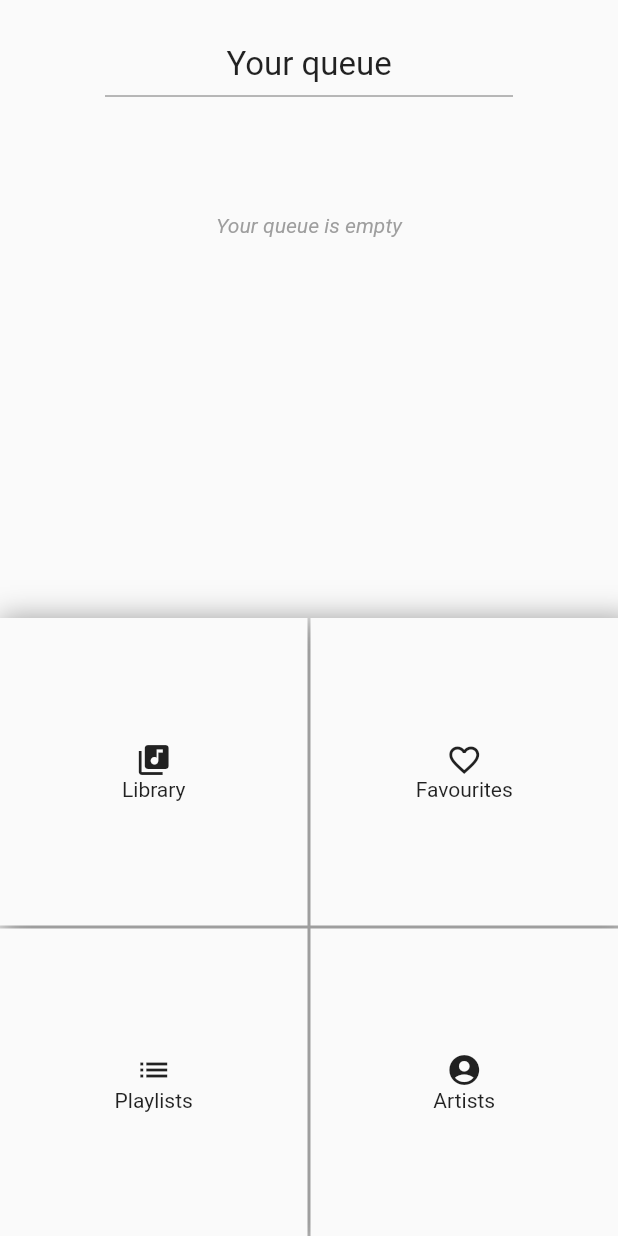
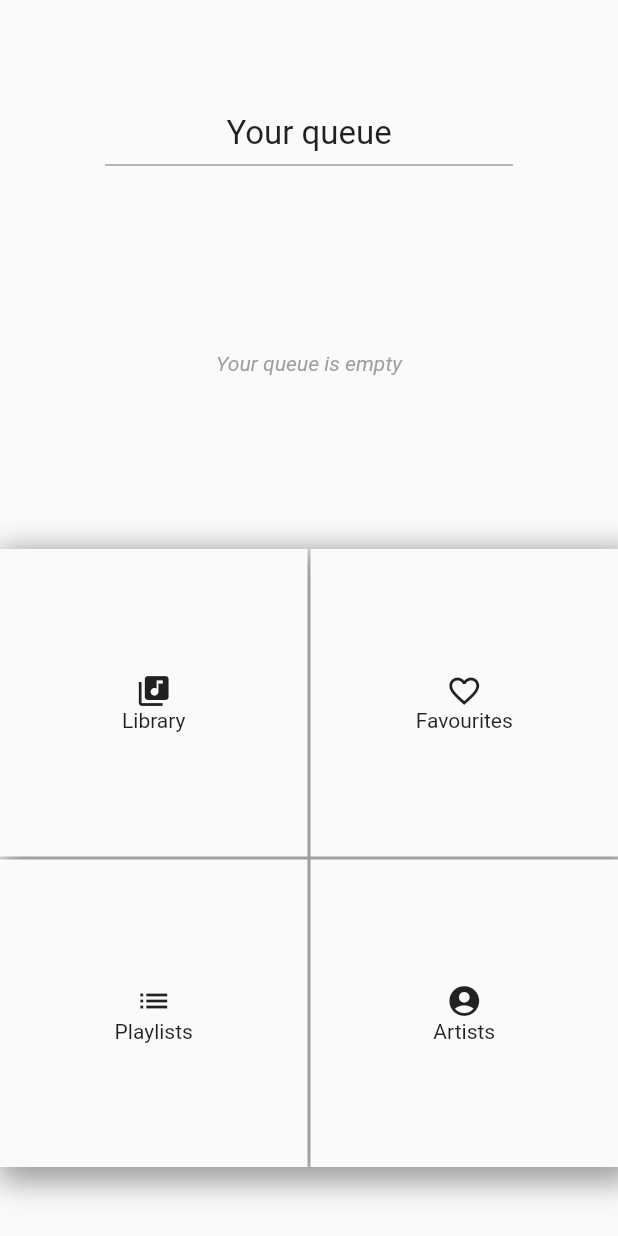
Before and after one commit to janhrastnik/flutter-music-player, a Flutter app: the screen it shows after launch, on a phone screen of 412 x 824 dp. Run offline on Flutter 3.47's test engine with Material 2 defaults, Android fonts, the phone set to English and light mode, and no system bars; our stand-ins replace shared_preferences; missing offline and left inert: audioplayer, random_color, simple_permissions; statements that could not run were skipped.

Commit message:
minor changes

```diff
--- a/lib/home.dart
+++ b/lib/home.dart
@@ -91,8 +91,8 @@ class HomePageState extends State<HomePage> {
                       ],
                     )
                 ),
-                Expanded(
-                    child: musicplayer.queueMetaData != null ? ListView.builder( // play queue
+                Flexible(
+                    child: musicplayer.queueMetaData != null ? ListView.builder(// play queue
                       itemCount: musicplayer.queueMetaData.length,
                       controller: _scrollController,
                       scrollDirection: Axis.horizontal,
```
Also changed, not shown: lib/playlistpage.dart (+12 -0 lines), lib/splashpage.dart (+10 -5 lines), images/nanoicon128.png (added), images/nanoicon256.png (added).
